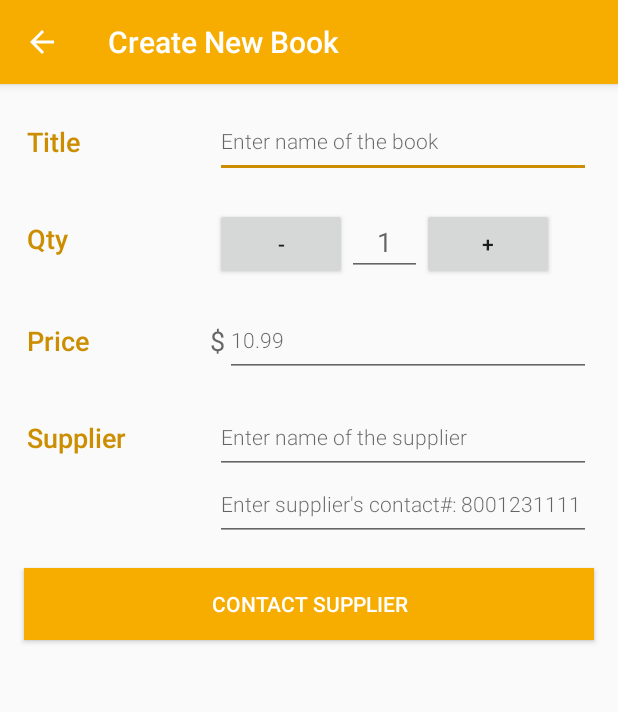
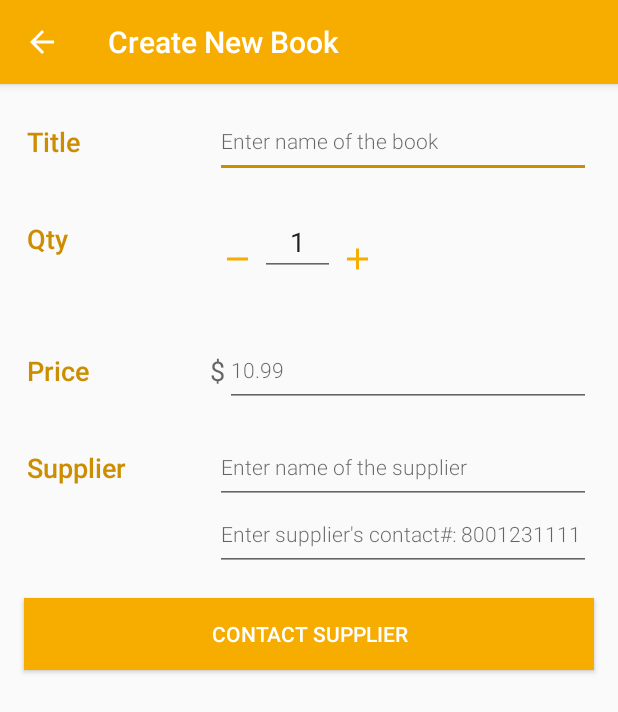
Before and after one commit to yaostyle/GSBookstore-S2, an Android app: the EditorActivity screen opened directly, with no data from a screen before it, on a phone screen of 412 x 824 dp. Shown: the top 712 px of the screen. Run offline under Robolectric (Android 15) with nearby library versions, the phone set to English and light mode, and no system bars.

Commit message:
Minor UI fix. Added material icons.

```diff
--- a/app/src/main/res/layout/activity_editor.xml
+++ b/app/src/main/res/layout/activity_editor.xml
@@ -1,4 +1,10 @@
 <?xml version="1.0" encoding="utf-8"?>
+
+<ScrollView android:layout_width="match_parent"
+    android:layout_height="match_parent"
+    xmlns:android="http://schemas.android.com/apk/res/android" >
+
+
 <LinearLayout xmlns:android="http://schemas.android.com/apk/res/android"
     xmlns:tools="http://schemas.android.com/tools"
     android:layout_width="match_parent"
@@ -53,23 +59,35 @@
             android:layout_weight="2"
             android:orientation="horizontal">
 
-            <Button
-                android:layout_width="wrap_content"
+            <ImageButton
+                android:layout_width="30dp"
                 android:layout_height="wrap_content"
-                android:text="-"/>
+                android:tint="@color/colorPrimary"
+                android:scaleY="0.5"
+                android:scaleX="0.5"
+                android:clickable="true"
+                android:contextClickable="true"
+                android:backgroundTint="@android:color/transparent"
+                android:src="@drawable/ic_minus"/>
 
             <EditText
                 android:id="@+id/edit_book_qty"
                 android:layout_width="50dp"
                 android:layout_height="wrap_content"
-                android:hint="1"
+                android:text="1"
                 android:textAlignment="center"
                 android:inputType="numberDecimal" />
 
-            <Button
-                android:layout_width="wrap_content"
+            <ImageButton
+                android:layout_width="30dp"
                 android:layout_height="wrap_content"
-                android:text="+"/>
+                android:scaleY="0.5"
+                android:scaleX="0.5"
+                android:layout_gravity="center_horizontal"
+                android:tint="@color/colorPrimary"
+                android:clickable="true"
+                android:backgroundTint="@android:color/transparent"
+                android:src="@drawable/ic_plus"/>
 
         </LinearLayout>
 
@@ -153,3 +171,5 @@
         android:text="Contact Supplier"/>
 
 </LinearLayout>
+
+</ScrollView>
```
Also changed, not shown: app/src/main/res/drawable-hdpi/ic_minus.png (added), app/src/main/res/drawable-hdpi/ic_phone.png (added), app/src/main/res/drawable-hdpi/ic_plus.png (added), app/src/main/res/drawable-mdpi/ic_minus.png (added), app/src/main/res/drawable-mdpi/ic_phone.png (added), app/src/main/res/drawable-mdpi/ic_plus.png (added), app/src/main/res/drawable-xhdpi/ic_minus.png (added), app/src/main/res/drawable-xhdpi/ic_phone.png (added), app/src/main/res/drawable-xhdpi/ic_plus.png (added), app/src/main/res/drawable-xxhdpi/ic_minus.png (added), app/src/main/res/drawable-xxhdpi/ic_phone.png (added), app/src/main/res/drawable-xxhdpi/ic_plus.png (added), app/src/main/res/drawable-xxxhdpi/ic_minus.png (added), app/src/main/res/drawable-xxxhdpi/ic_phone.png (added), 1 more files.
